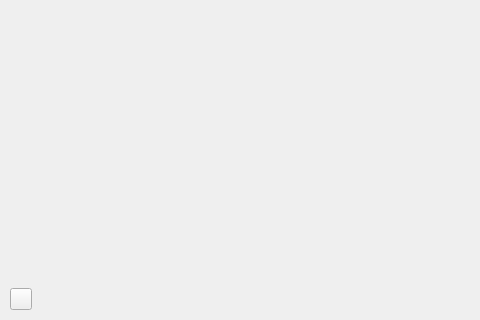
This is ui/GraphicWidget.ui in alexvrn/rmo as Qt 5 draws it before an edit; both pictures show x 0 to 480 and y 86 to 406 of the 693 by 406 pixel window. The edited form follows.
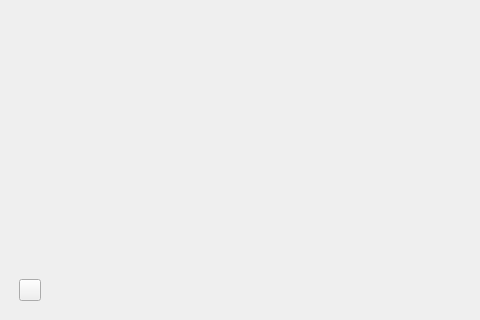
This is the edited form. The open tabs and pages were chosen to show the change. Custom widgets are drawn as their Qt base class.

Commit message: Добавил StackWidget

Patch:
```diff
--- a/ui/GraphicWidget.ui
+++ b/ui/GraphicWidget.ui
@@ -326,14 +326,34 @@
    <item>
     <layout class="QHBoxLayout" name="horizontalLayout_3">
      <item>
-      <widget class="QCustomPlot" name="graphic" native="true">
+      <widget class="QStackedWidget" name="graphicWidget">
        <property name="minimumSize">
         <size>
          <width>400</width>
          <height>0</height>
         </size>
        </property>
+       <property name="currentIndex">
+        <number>1</number>
+       </property>
+       <widget class="QWidget" name="pageShP">
        <layout class="QGridLayout" name="gridLayout_7">
+         <item row="0" column="0">
+          <widget class="QCustomPlot" name="graphicShP" native="true">
+           <layout class="QGridLayout" name="gridLayout_2">
+            <item row="0" column="0">
+             <spacer name="verticalSpacer">
+              <property name="orientation">
+               <enum>Qt::Vertical</enum>
+              </property>
+              <property name="sizeHint" stdset="0">
+               <size>
+                <width>19</width>
+                <height>292</height>
+               </size>
+              </property>
+             </spacer>
+            </item>
         <item row="1" column="0">
          <widget class="QToolButton" name="toolButtonGrid">
           <property name="minimumSize">
@@ -359,19 +379,6 @@
           </property>
          </widget>
         </item>
-        <item row="0" column="0">
-         <spacer name="verticalSpacer">
-          <property name="orientation">
-           <enum>Qt::Vertical</enum>
-          </property>
-          <property name="sizeHint" stdset="0">
-           <size>
-            <width>20</width>
-            <height>512</height>
-           </size>
-          </property>
-         </spacer>
-        </item>
         <item row="1" column="1">
          <spacer name="horizontalSpacer_3">
           <property name="orientation">
@@ -379,13 +386,24 @@
           </property>
           <property name="sizeHint" stdset="0">
            <size>
-            <width>667</width>
-            <height>20</height>
+                <width>602</width>
+                <height>19</height>
            </size>
           </property>
          </spacer>
         </item>
        </layout>
+          </widget>
+         </item>
+        </layout>
+       </widget>
+       <widget class="QWidget" name="pagePchss">
+        <layout class="QGridLayout" name="gridLayout">
+         <item row="0" column="0">
+          <widget class="QCustomPlot" name="graphicPchss" native="true"/>
+         </item>
+        </layout>
+       </widget>
       </widget>
      </item>
      <item>
```
Lines whose indentation alone changed are shown as unchanged. The commit also changes 1 other file.
